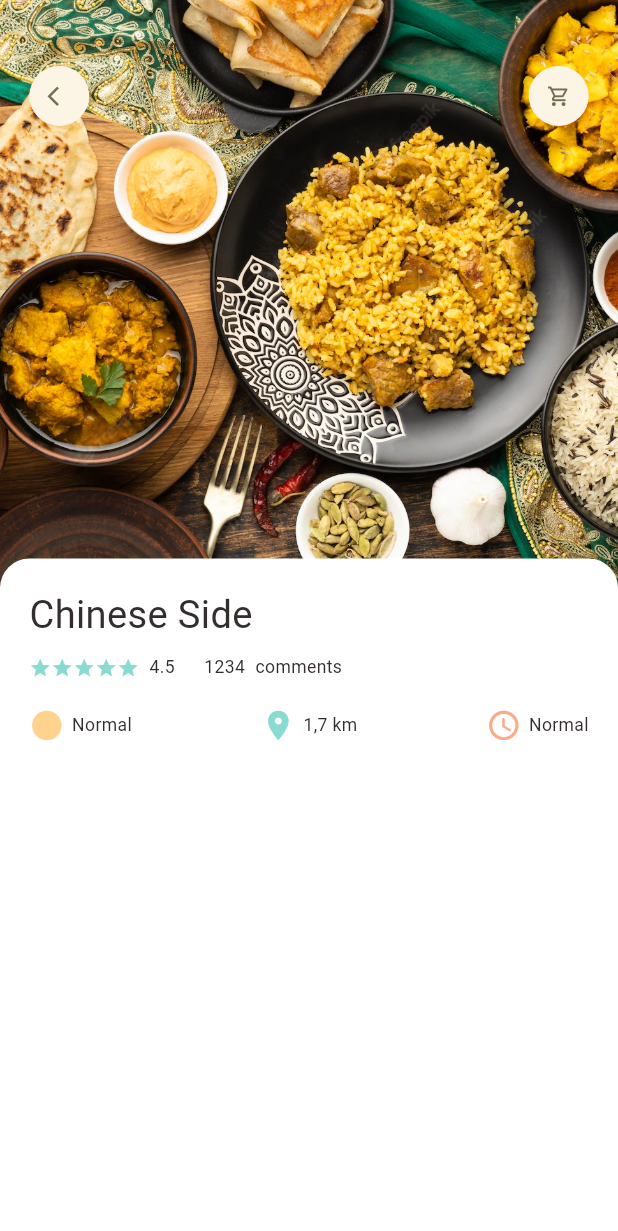
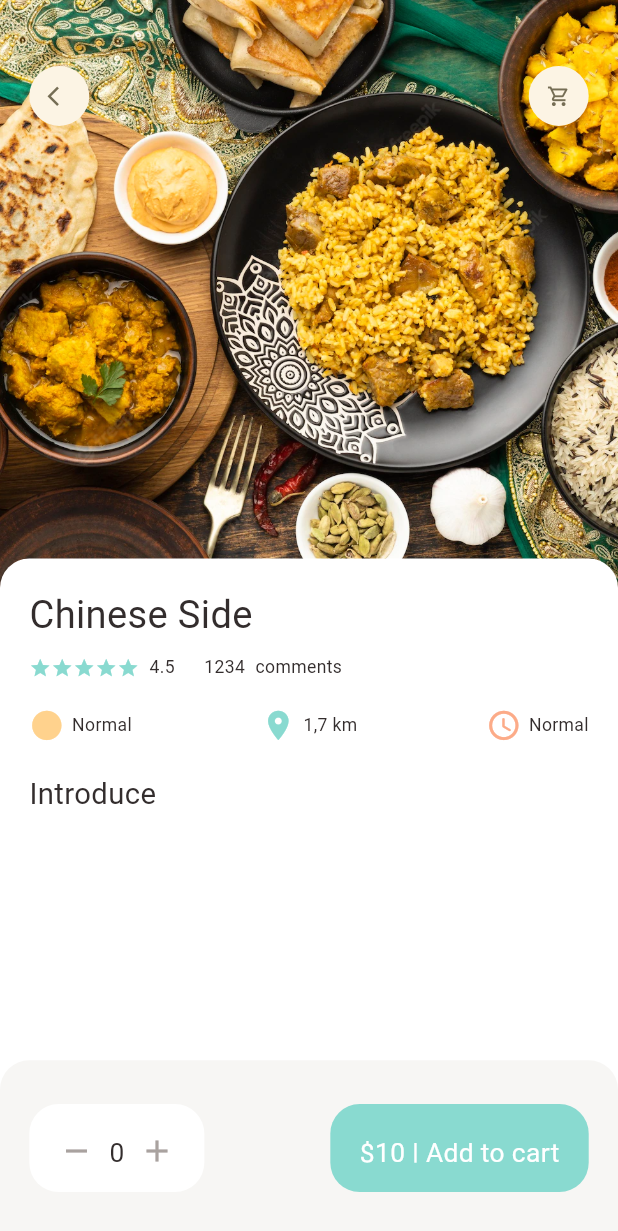
Before and after one commit to GirichevVasiliy/food_delivery, a Flutter app: the screen it shows after launch, on a phone screen of 412 x 824 dp. Shown: the top 1231 px of the screen. Run offline on Flutter 3.47's test engine with Material 3 defaults, Android fonts, the phone set to English and light mode, and no system bars; our stand-ins replace dots_indicator, get; missing offline and left inert: dart:ffi.

Commit message:
09.06.24: popular_food_detail add new container

```diff
--- a/lib/pages/food/popular_food_detail.dart
+++ b/lib/pages/food/popular_food_detail.dart
@@ -1,7 +1,9 @@
 import 'package:flutter/material.dart';
+import 'package:food_delivery/utils/colors.dart';
 import 'package:food_delivery/utils/dimensions.dart';
 import 'package:food_delivery/widgets/app_column.dart';
 import 'package:food_delivery/widgets/app_icon.dart';
+import 'package:food_delivery/widgets/big_text.dart';
 
 class PopularFoodDetail extends StatelessWidget {
   const PopularFoodDetail({super.key});
@@ -9,6 +11,7 @@ class PopularFoodDetail extends StatelessWidget {
   @override
   Widget build(BuildContext context) {
     return Scaffold(
+      backgroundColor: Colors.white,
       body: Stack(
         children: [
           Positioned(
@@ -50,15 +53,66 @@ class PopularFoodDetail extends StatelessWidget {
                       ),
                       color: Colors.white),
                   child: Column(
+                    crossAxisAlignment: CrossAxisAlignment.start,
                     children: [
                       AppColumn(
                         text: "Chinese Side",
                         fontSize: Dimensions.font26,
-                      )
+                      ),
+                      SizedBox(
+                        height: Dimensions.height20,
+                      ),
+                      BigText(text: "Introduce")
                     ],
                   )))
         ],
       ),
+      bottomNavigationBar: Container(
+        height: Dimensions.bottomHighBar,
+        padding: EdgeInsets.only(
+            top: Dimensions.height30,
+            bottom: Dimensions.height30,
+            left: Dimensions.width20,
+            right: Dimensions.width20),
+        decoration: BoxDecoration(
+          color: AppColors.buttonBackGroundColor,
+          borderRadius: BorderRadius.only(
+            topLeft: Radius.circular(Dimensions.radius20),
+            topRight: Radius.circular(Dimensions.radius20),
+          )
+        ),
+        child: Row(
+          mainAxisAlignment: MainAxisAlignment.spaceBetween,
+          children: [
+            // Виджет количества, добавления и удаления блюда
+            Container(
+             padding: EdgeInsets.only(top: Dimensions.height20, bottom: Dimensions.height20, left: Dimensions.width20, right: Dimensions.width20), // Расширили границы области виджета
+              decoration: BoxDecoration(
+                borderRadius: BorderRadius.circular(Dimensions.radius20),
+                color: Colors.white
+              ),
+              child: Row(
+                children: [
+                  Icon(Icons.remove, color: AppColors.singColor,),
+                  SizedBox(width: Dimensions.width10,),
+                  BigText(text: "0", size: Dimensions.font18,),
+                  SizedBox(width: Dimensions.width10,),
+                  Icon(Icons.add, color: AppColors.singColor,)
+                ],
+              ),
+            ),
+            // Виджет стоимости
+            Container(
+              padding: EdgeInsets.only(top: Dimensions.height20, bottom: Dimensions.height20, left: Dimensions.width20, right: Dimensions.width20),
+              child: BigText(text: "\$10 | Add to cart", color: Colors.white, size: Dimensions.font18,),
+              decoration: BoxDecoration(
+                borderRadius: BorderRadius.circular(Dimensions.radius20),
+                color: AppColors.mainColor
+              ),
+            )
+          ],
+        ),
+      ),
     );
   }
 }
--- a/lib/utils/dimensions.dart
+++ b/lib/utils/dimensions.dart
@@ -19,7 +19,10 @@ class Dimensions {
 
   // Динамический Fonts
   static double font20 = screenHeight / 42.2;
+  static double font22 = screenHeight / 38.37;
+  static double font24 = screenHeight / 35.17;
   static double font26 = screenHeight / 32.46;
+  static double font18 = screenHeight / 46.89;
   static double font12 = screenHeight / 70.33;
 
   // Динамический Radius
@@ -46,4 +49,7 @@ class Dimensions {
 // Популярная еда
   static double popularFoodImgSize = screenHeight / 2.10;
   //static double popularFoodImgSize = screenHeight / 2.10;
+
+// Bottom high
+  static double bottomHighBar = screenHeight / 7.03;
 }
```
